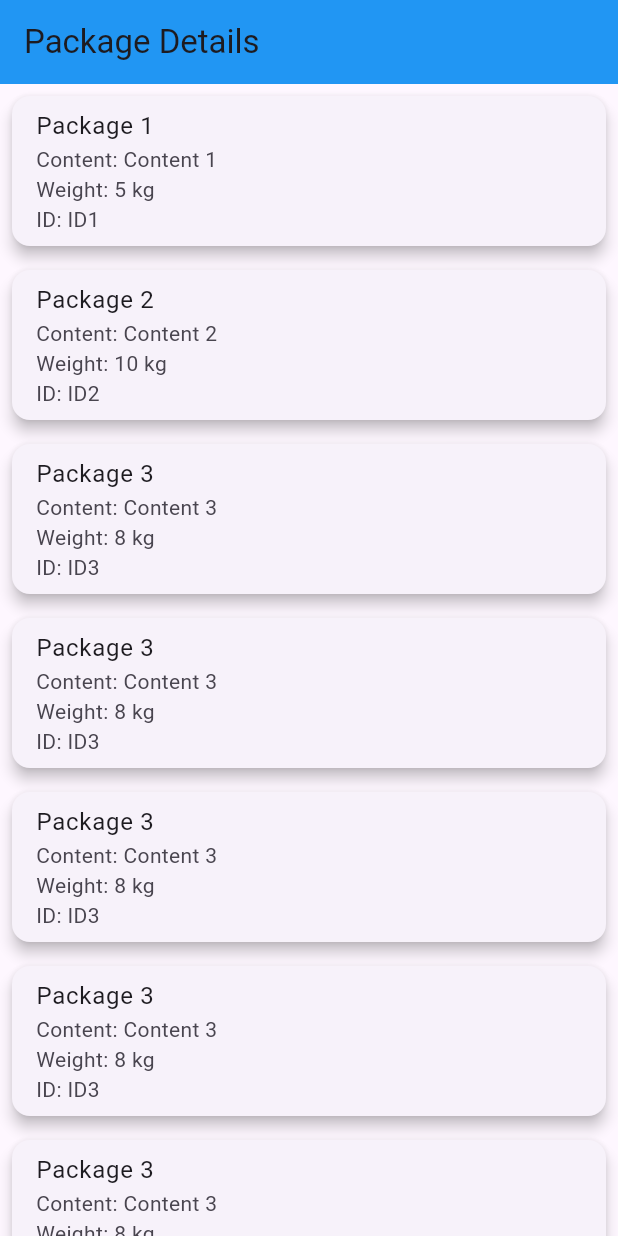
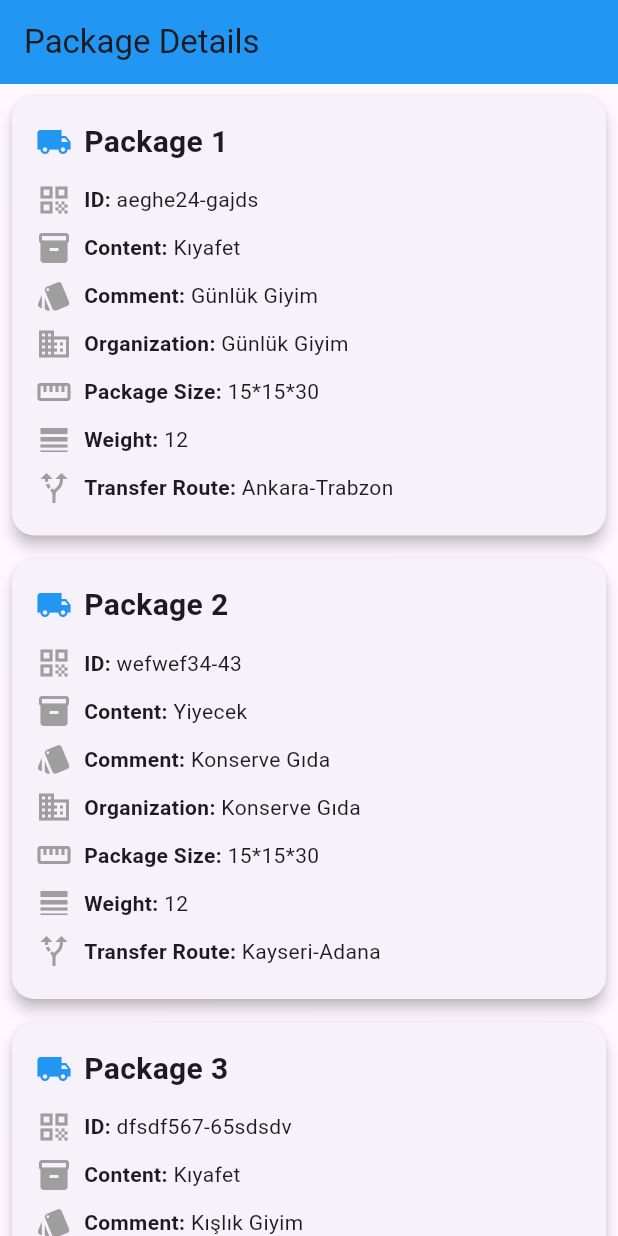
Before and after one commit to basaktuysuz/chain_guard, a Flutter app: the screen it shows after launch, on a phone screen of 412 x 824 dp. Run offline on Flutter 3.47's test engine with Material 3 defaults, Android fonts, the phone set to English and light mode, and no system bars; our stand-ins replace cloud_firestore, dio, firebase_auth, firebase_core, fluttertoast, realm; missing offline and left inert: flutter_barcode_scanner, mongo_dart; accounts and stored records are empty.

Commit message:
Packages details added

```diff
--- a/lib/src/view/screen/package_detail.dart
+++ b/lib/src/view/screen/package_detail.dart
@@ -11,18 +11,13 @@ class PackageDetailsPage extends StatelessWidget {
       body: SingleChildScrollView(
         child: Column(
           children: [
-            buildPackageCard('Package 1', 'Content 1', '5 kg', 'ID1', context),
-            buildPackageCard('Package 2', 'Content 2', '10 kg', 'ID2', context),
-            buildPackageCard('Package 3', 'Content 3', '8 kg', 'ID3', context),
-            buildPackageCard('Package 3', 'Content 3', '8 kg', 'ID3', context),
-            buildPackageCard('Package 3', 'Content 3', '8 kg', 'ID3', context),
-            buildPackageCard('Package 3', 'Content 3', '8 kg', 'ID3', context),
-            buildPackageCard('Package 3', 'Content 3', '8 kg', 'ID3', context),
-            buildPackageCard('Package 3', 'Content 3', '8 kg', 'ID3', context),
-            buildPackageCard('Package 3', 'Content 3', '8 kg', 'ID3', context),
-            buildPackageCard('Package 3', 'Content 3', '8 kg', 'ID3', context),
-            buildPackageCard('Package 3', 'Content 3', '8 kg', 'ID3', context),
-            buildPackageCard('Package 3', 'Content 3', '8 kg', 'ID3', context),
+            buildPackageCard('Package 1', 'aeghe24-gajds', 'Kıyafet', 'Günlük Giyim', "Org1",'15*15*30', '12', 'Ankara-Trabzon', context),
+            buildPackageCard('Package 2', 'wefwef34-43', 'Yiyecek', 'Konserve Gıda', "Org1",'15*15*30', '12', 'Kayseri-Adana', context),
+            buildPackageCard('Package 3', 'dfsdf567-65sdsdv', 'Kıyafet', 'Kışlık Giyim',"Org1", '15*15*30', '12', 'Bolu-Hakkari', context),
+            buildPackageCard('Package 4', 'dsd78hns-80v', 'Medikal Malzeme', 'İlaç',"Org1", '20*10*10', '5', 'İstanbul-İzmir', context),
+            buildPackageCard('Package 5', 'abc43dstgs80v', 'Temizlik Ürünleri', 'Hijyen Ürünleri', "Org1",'25*25*25', '10', 'Antalya-Bursa', context),
+            buildPackageCard('Package 6', 'c4dsdd-ts8ve', 'Barınma Malzemeleri', 'Çadır',"Org1", '50*50*50', '15', 'Gaziantep-Samsun', context),
+            buildPackageCard('Package 7', 'rvvy6t-dfgu', 'Barınma Malzemeleri', 'Battaniye', "Org1",'40*40*20', '8', 'Diyarbakır-Malatya', context),
 
           ],
         ),
@@ -30,27 +25,53 @@ class PackageDetailsPage extends StatelessWidget {
     );
   }
 
-  Widget buildPackageCard(String packageName, String packageContent, String packageWeight, String packageId, BuildContext context) {
+  Widget buildPackageCard(String packageName, String packageId, String packageContent, String packageComment,  String organizationName,String packageSize, String packageWeight, String packageRoute, BuildContext context) {
     return Card(
+      shape: RoundedRectangleBorder(
+        borderRadius: BorderRadius.circular(15.0),
+      ),
       elevation: 4,
       margin: EdgeInsets.all(8),
-      child: ListTile(
-        title: Text(packageName),
-        subtitle: Column(
+      child: Padding(
+        padding: const EdgeInsets.all(16.0),
+        child: Column(
           crossAxisAlignment: CrossAxisAlignment.start,
           children: [
-            Text('Content: $packageContent'),
-            Text('Weight: $packageWeight'),
-            Text('ID: $packageId'),
-            // Add more package details as needed
+            Row(
+              children: [
+                Icon(Icons.local_shipping, color: Colors.blue),
+                SizedBox(width: 8),
+                Text(packageName, style: TextStyle(fontSize: 20, fontWeight: FontWeight.bold)),
+              ],
+            ),
+            SizedBox(height: 8),
+            buildDetailRow(Icons.qr_code, 'ID', packageId),
+            buildDetailRow(Icons.inventory, 'Content', packageContent),
+            buildDetailRow(Icons.style, 'Comment', packageComment),
+            buildDetailRow(Icons.business, 'Organization', packageComment),
+            buildDetailRow(Icons.straighten, 'Package Size', packageSize),
+            buildDetailRow(Icons.line_weight, 'Weight', packageWeight),
+            buildDetailRow(Icons.alt_route, 'Transfer Route', packageRoute),
           ],
         ),
-        onTap: () {
-          showOptionsDialog(context, packageName);
-        },
       ),
     );
   }
+
+  Widget buildDetailRow(IconData icon, String label, String value) {
+    return Padding(
+      padding: const EdgeInsets.symmetric(vertical: 4.0),
+      child: Row(
+        children: [
+          Icon(icon, color: Colors.grey),
+          SizedBox(width: 8),
+          Text('$label: ', style: TextStyle(fontWeight: FontWeight.bold)),
+          Expanded(child: Text(value)),
+        ],
+      ),
+    );
+  }
+
 
   void showOptionsDialog(BuildContext context, String packageName) {
     showDialog(
```
